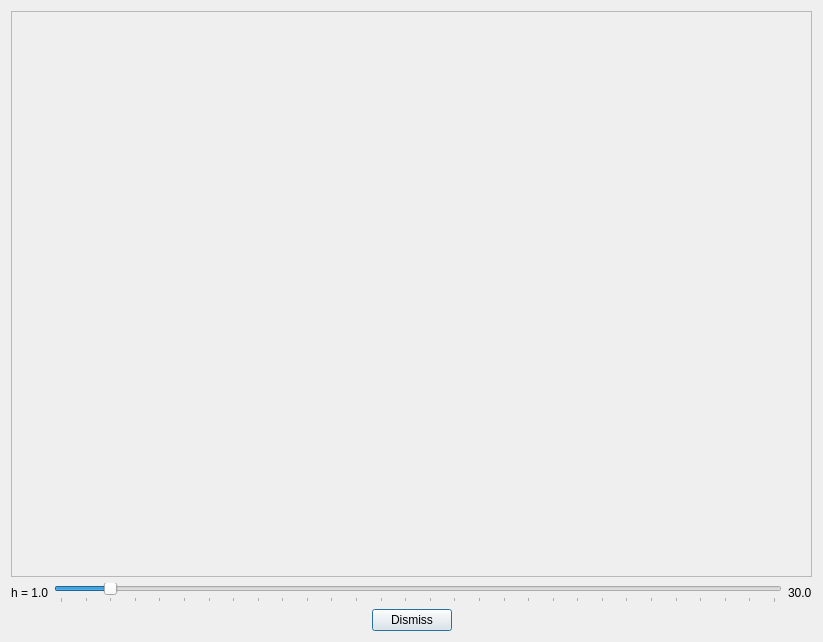
Before: the Qt Designer form dialogs/dynamicfaciesrelationshipdiagramdialog.ui in PauloCarvalhoRJ/gammaray, drawn with Qt 5.
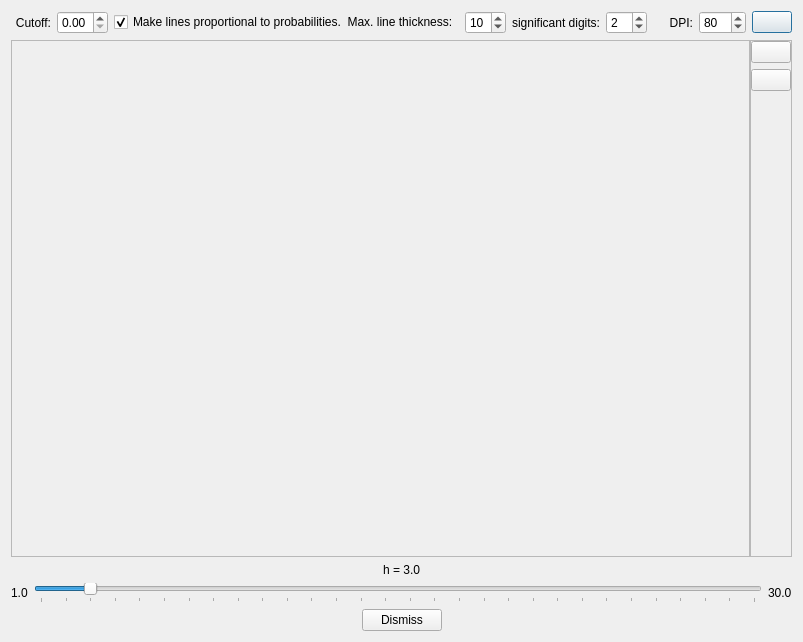
After: the same form once the commit is applied. Icons and pictures are not drawn.

Diff of the .ui file:
```diff
--- a/dialogs/dynamicfaciesrelationshipdiagramdialog.ui
+++ b/dialogs/dynamicfaciesrelationshipdiagramdialog.ui
@@ -6,7 +6,7 @@
    <rect>
     <x>0</x>
     <y>0</y>
-    <width>823</width>
+    <width>803</width>
     <height>642</height>
    </rect>
   </property>
@@ -15,36 +15,290 @@
   </property>
   <layout class="QVBoxLayout" name="verticalLayout">
    <item>
-    <widget class="QFrame" name="frmPlot">
-     <property name="sizePolicy">
-      <sizepolicy hsizetype="Preferred" vsizetype="Expanding">
-       <horstretch>0</horstretch>
-       <verstretch>0</verstretch>
-      </sizepolicy>
+    <layout class="QHBoxLayout" name="horizontalLayout_4">
+     <property name="topMargin">
+      <number>0</number>
      </property>
-     <property name="frameShape">
-      <enum>QFrame::StyledPanel</enum>
+     <item>
+      <widget class="QLabel" name="label">
+       <property name="sizePolicy">
+        <sizepolicy hsizetype="Minimum" vsizetype="Preferred">
+         <horstretch>0</horstretch>
+         <verstretch>0</verstretch>
+        </sizepolicy>
+       </property>
+       <property name="text">
+        <string>Cutoff:</string>
+       </property>
+       <property name="alignment">
+        <set>Qt::AlignRight|Qt::AlignTrailing|Qt::AlignVCenter</set>
+       </property>
+      </widget>
+     </item>
+     <item>
+      <widget class="QDoubleSpinBox" name="dblSpinCutoff">
+       <property name="sizePolicy">
+        <sizepolicy hsizetype="Preferred" vsizetype="Fixed">
+         <horstretch>0</horstretch>
+         <verstretch>0</verstretch>
+        </sizepolicy>
+       </property>
+       <property name="maximum">
+        <double>1.000000000000000</double>
+       </property>
+       <property name="singleStep">
+        <double>0.010000000000000</double>
+       </property>
+      </widget>
+     </item>
+     <item>
+      <widget class="QCheckBox" name="chkMakeProportional">
+       <property name="text">
+        <string>Make lines proportional to probabilities.  Max. line thickness:</string>
+       </property>
+       <property name="checked">
+        <bool>true</bool>
+       </property>
+      </widget>
+     </item>
+     <item>
+      <widget class="QSpinBox" name="spinMaxLineThickness">
+       <property name="sizePolicy">
+        <sizepolicy hsizetype="Preferred" vsizetype="Fixed">
+         <horstretch>0</horstretch>
+         <verstretch>0</verstretch>
+        </sizepolicy>
+       </property>
+       <property name="value">
+        <number>10</number>
+       </property>
+      </widget>
+     </item>
+     <item>
+      <widget class="QLabel" name="label_2">
+       <property name="text">
+        <string>significant digits:</string>
+       </property>
+       <property name="alignment">
+        <set>Qt::AlignRight|Qt::AlignTrailing|Qt::AlignVCenter</set>
+       </property>
+      </widget>
+     </item>
+     <item>
+      <widget class="QSpinBox" name="spinPrecision">
+       <property name="sizePolicy">
+        <sizepolicy hsizetype="Preferred" vsizetype="Fixed">
+         <horstretch>0</horstretch>
+         <verstretch>0</verstretch>
+        </sizepolicy>
+       </property>
+       <property name="maximum">
+        <number>20</number>
+       </property>
+       <property name="value">
+        <number>2</number>
+       </property>
+      </widget>
+     </item>
+     <item>
+      <widget class="QLabel" name="label_3">
+       <property name="sizePolicy">
+        <sizepolicy hsizetype="Minimum" vsizetype="Preferred">
+         <horstretch>0</horstretch>
+         <verstretch>0</verstretch>
+        </sizepolicy>
+       </property>
+       <property name="text">
+        <string>DPI:</string>
+       </property>
+       <property name="alignment">
+        <set>Qt::AlignRight|Qt::AlignTrailing|Qt::AlignVCenter</set>
+       </property>
+      </widget>
+     </item>
+     <item>
+      <widget class="QSpinBox" name="spinDPI">
+       <property name="minimum">
+        <number>10</number>
+       </property>
+       <property name="maximum">
+        <number>600</number>
+       </property>
+       <property name="singleStep">
+        <number>10</number>
+       </property>
+       <property name="value">
+        <number>80</number>
+       </property>
+      </widget>
+     </item>
+     <item>
+      <widget class="QPushButton" name="btnRedo">
+       <property name="sizePolicy">
+        <sizepolicy hsizetype="Fixed" vsizetype="Fixed">
+         <horstretch>0</horstretch>
+         <verstretch>0</verstretch>
+        </sizepolicy>
+       </property>
+       <property name="toolTip">
+        <string>Rebuild the diagrams w/current settings (may take a while)</string>
+       </property>
+       <property name="text">
+        <string/>
+       </property>
+       <property name="icon">
+        <iconset resource="../imagejockey/ijresources.qrc">
+         <normaloff>:/ijicons32/ijupdate32</normaloff>:/ijicons32/ijupdate32</iconset>
+       </property>
+      </widget>
+     </item>
+    </layout>
+   </item>
+   <item>
+    <layout class="QHBoxLayout" name="horizontalLayout_3">
+     <property name="spacing">
+      <number>0</number>
      </property>
-     <property name="frameShadow">
-      <enum>QFrame::Raised</enum>
+     <property name="leftMargin">
+      <number>0</number>
      </property>
-     <layout class="QVBoxLayout" name="verticalLayout_2">
-      <property name="spacing">
-       <number>0</number>
-      </property>
-      <property name="leftMargin">
-       <number>0</number>
-      </property>
-      <property name="topMargin">
-       <number>0</number>
-      </property>
-      <property name="rightMargin">
-       <number>0</number>
-      </property>
-      <property name="bottomMargin">
-       <number>0</number>
-      </property>
-     </layout>
+     <property name="topMargin">
+      <number>0</number>
+     </property>
+     <item>
+      <widget class="QScrollArea" name="scrollAreaImage">
+       <property name="widgetResizable">
+        <bool>true</bool>
+       </property>
+       <widget class="QWidget" name="scrollAreaWidgetContents">
+        <property name="geometry">
+         <rect>
+          <x>0</x>
+          <y>0</y>
+          <width>735</width>
+          <height>506</height>
+         </rect>
+        </property>
+        <layout class="QVBoxLayout" name="verticalLayout_2">
+         <property name="spacing">
+          <number>0</number>
+         </property>
+         <property name="leftMargin">
+          <number>0</number>
+         </property>
+         <property name="topMargin">
+          <number>0</number>
+         </property>
+         <property name="rightMargin">
+          <number>0</number>
+         </property>
+         <property name="bottomMargin">
+          <number>0</number>
+         </property>
+         <item>
+          <widget class="QLabel" name="lblImage">
+           <property name="text">
+            <string/>
+           </property>
+          </widget>
+         </item>
+        </layout>
+       </widget>
+      </widget>
+     </item>
+     <item>
+      <widget class="QFrame" name="frmTools">
+       <property name="minimumSize">
+        <size>
+         <width>10</width>
+         <height>0</height>
+        </size>
+       </property>
+       <property name="frameShape">
+        <enum>QFrame::StyledPanel</enum>
+       </property>
+       <property name="frameShadow">
+        <enum>QFrame::Raised</enum>
+       </property>
+       <layout class="QVBoxLayout" name="verticalLayout_3">
+        <property name="leftMargin">
+         <number>0</number>
+        </property>
+        <property name="topMargin">
+         <number>0</number>
+        </property>
+        <property name="rightMargin">
+         <number>0</number>
+        </property>
+        <property name="bottomMargin">
+         <number>0</number>
+        </property>
+        <item>
+         <widget class="QPushButton" name="btnCapture">
+          <property name="toolTip">
+           <string>Capture current image to clipboard.</string>
+          </property>
+          <property name="text">
+           <string/>
+          </property>
+          <property name="icon">
+           <iconset resource="../resources.qrc">
+            <normaloff>:/icons32/snapshot32</normaloff>:/icons32/snapshot32</iconset>
+          </property>
+          <property name="iconSize">
+           <size>
+            <width>32</width>
+            <height>32</height>
+           </size>
+          </property>
+         </widget>
+        </item>
+        <item>
+         <widget class="QPushButton" name="btnSave">
+          <property name="toolTip">
+           <string>Save current diagram as a plot file.</string>
+          </property>
+          <property name="text">
+           <string/>
+          </property>
+          <property name="icon">
+           <iconset resource="../resources.qrc">
+            <normaloff>:/icons32/save32</normaloff>:/icons32/save32</iconset>
+          </property>
+          <property name="iconSize">
+           <size>
+            <width>32</width>
+            <height>32</height>
+           </size>
+          </property>
+         </widget>
+        </item>
+        <item>
+         <spacer name="verticalSpacer">
+          <property name="orientation">
+           <enum>Qt::Vertical</enum>
+          </property>
+          <property name="sizeHint" stdset="0">
+           <size>
+            <width>20</width>
+            <height>40</height>
+           </size>
+          </property>
+         </spacer>
+        </item>
+       </layout>
+      </widget>
+     </item>
+    </layout>
+   </item>
+   <item>
+    <widget class="QLabel" name="lblCurrentH">
+     <property name="text">
+      <string>h = 3.0</string>
+     </property>
+     <property name="alignment">
+      <set>Qt::AlignCenter</set>
+     </property>
     </widget>
    </item>
    <item>
@@ -52,7 +306,7 @@
      <item>
       <widget class="QLabel" name="lblMin">
        <property name="text">
-        <string>h = 1.0</string>
+        <string>1.0</string>
        </property>
       </widget>
      </item>
```
Left out of the diff: 79 changed lines with no effect on the pictures.
